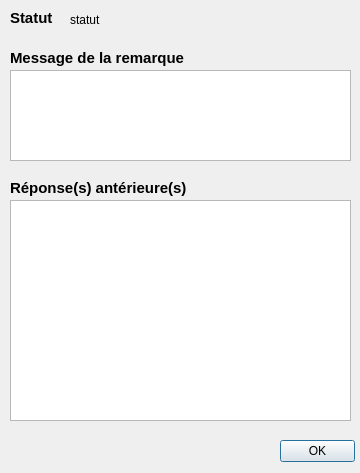
This is FormView_base.ui in IGNF/espace-collaboratif-qgis-plugin as Qt 5 draws it before an edit. The edited form follows.
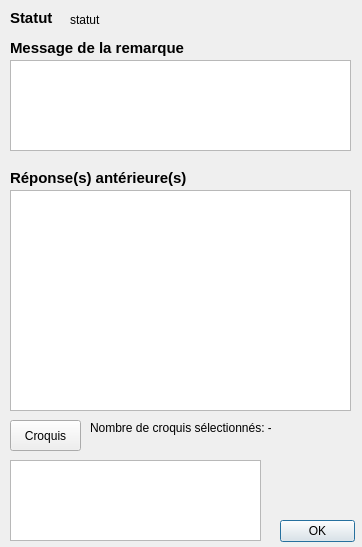
This is the edited form. Icons and pictures are not drawn.

Commit message: magicwand dans toolbar + à partir de la FormView

```diff
--- a/FormView_base.ui
+++ b/FormView_base.ui
@@ -6,8 +6,8 @@
    <rect>
     <x>0</x>
     <y>0</y>
-    <width>360</width>
-    <height>473</height>
+    <width>362</width>
+    <height>547</height>
    </rect>
   </property>
   <property name="windowTitle">
@@ -21,7 +21,7 @@
    <property name="geometry">
     <rect>
      <x>280</x>
-     <y>440</y>
+     <y>520</y>
      <width>75</width>
      <height>23</height>
     </rect>
@@ -60,7 +60,7 @@
    <property name="geometry">
     <rect>
      <x>10</x>
-     <y>50</y>
+     <y>40</y>
      <width>331</width>
      <height>16</height>
     </rect>
@@ -80,7 +80,7 @@
    <property name="geometry">
     <rect>
      <x>10</x>
-     <y>70</y>
+     <y>60</y>
      <width>341</width>
      <height>91</height>
     </rect>
@@ -95,7 +95,7 @@
    <property name="geometry">
     <rect>
      <x>10</x>
-     <y>180</y>
+     <y>170</y>
      <width>331</width>
      <height>16</height>
     </rect>
@@ -115,7 +115,7 @@
    <property name="geometry">
     <rect>
      <x>10</x>
-     <y>200</y>
+     <y>190</y>
      <width>341</width>
      <height>221</height>
     </rect>
@@ -146,6 +146,61 @@
     <string>statut</string>
    </property>
   </widget>
+  <widget class="QPushButton" name="btnCroquis">
+   <property name="geometry">
+    <rect>
+     <x>10</x>
+     <y>420</y>
+     <width>71</width>
+     <height>31</height>
+    </rect>
+   </property>
+   <property name="toolTip">
+    <string>&lt;html&gt;&lt;head/&gt;&lt;body&gt;&lt;p&gt;Sélection/désélection des croquis associés à la remarque&lt;/p&gt;&lt;/body&gt;&lt;/html&gt;</string>
+   </property>
+   <property name="text">
+    <string>Croquis</string>
+   </property>
+   <property name="icon">
+    <iconset resource="resources.qrc">
+     <normaloff>:/plugins/RipartPlugin/images/magicwand.png</normaloff>:/plugins/RipartPlugin/images/magicwand.png</iconset>
+   </property>
+  </widget>
+  <widget class="QLabel" name="lblCntCroquis">
+   <property name="geometry">
+    <rect>
+     <x>90</x>
+     <y>420</y>
+     <width>181</width>
+     <height>16</height>
+    </rect>
+   </property>
+   <property name="text">
+    <string>Nombre de croquis sélectionnés: -</string>
+   </property>
+  </widget>
+  <widget class="QTextEdit" name="textEditCntCroquisDetail">
+   <property name="enabled">
+    <bool>true</bool>
+   </property>
+   <property name="geometry">
+    <rect>
+     <x>10</x>
+     <y>460</y>
+     <width>251</width>
+     <height>81</height>
+    </rect>
+   </property>
+   <property name="lineWidth">
+    <number>0</number>
+   </property>
+   <property name="horizontalScrollBarPolicy">
+    <enum>Qt::ScrollBarAlwaysOff</enum>
+   </property>
+   <property name="readOnly">
+    <bool>true</bool>
+   </property>
+  </widget>
  </widget>
  <resources/>
  <connections>
```
Left out of the diff: 6 changed lines with no effect on the pictures. The commit also changes 6 other files.
